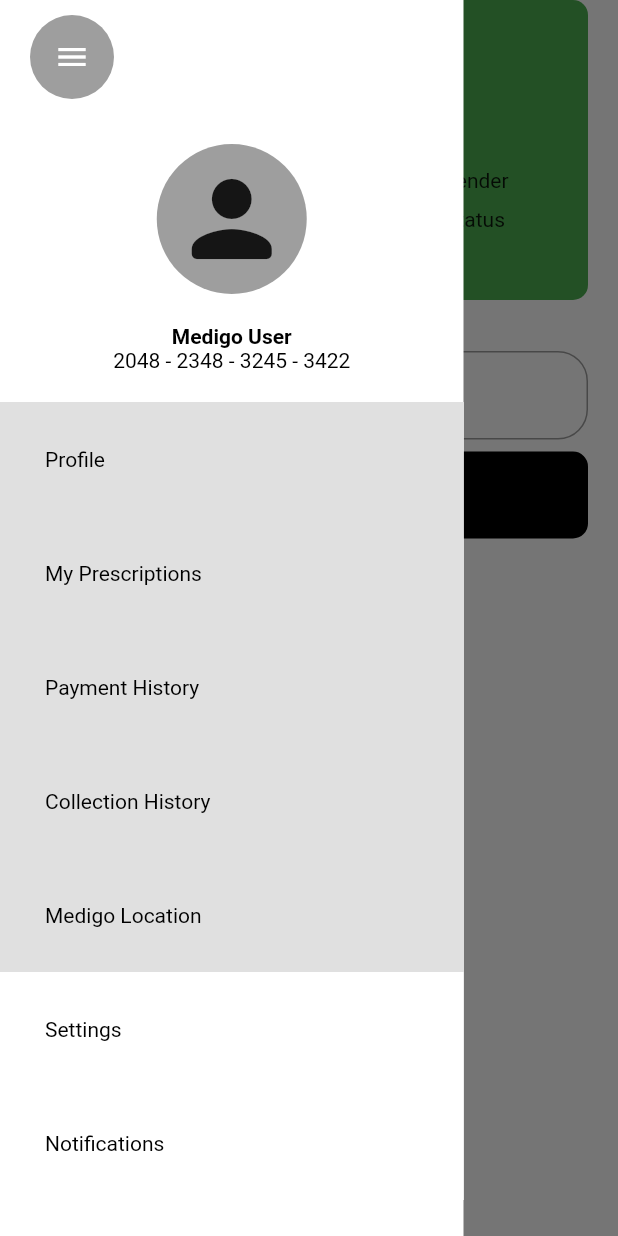
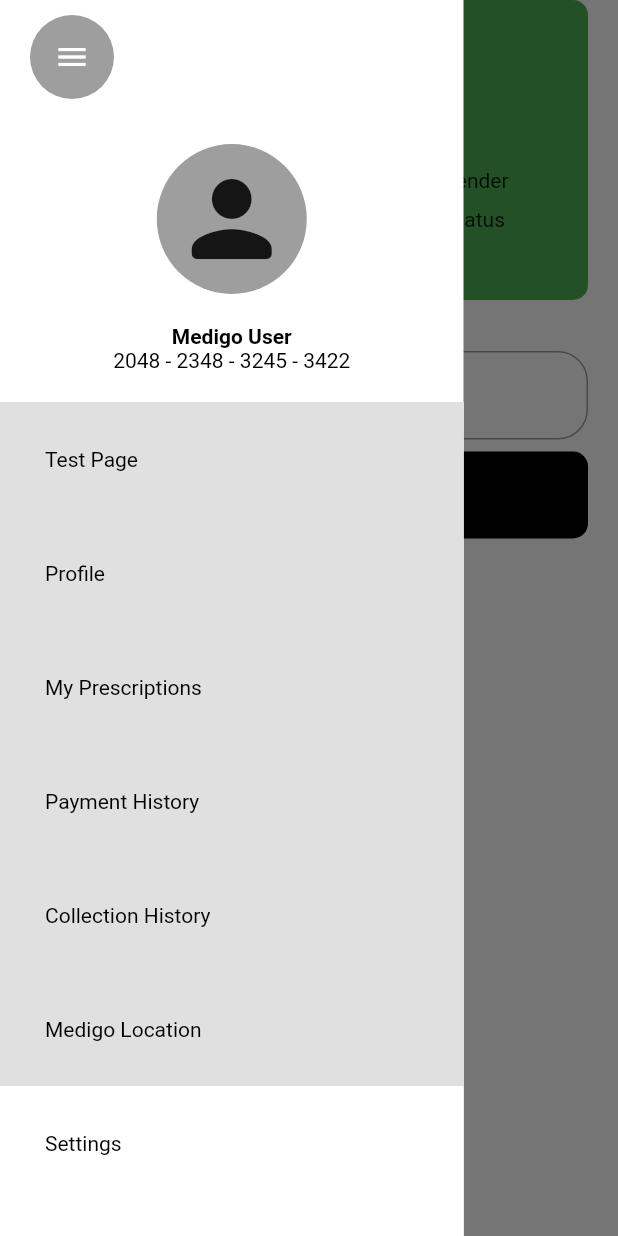
Before and after one commit to SydneyTechnologies/MedigoApp, a Flutter app: the TestScreen screen opened by its route, with the side drawer open, on a phone screen of 412 x 824 dp. Run offline on Flutter 3.47's test engine with Material 2 defaults, Android fonts, the phone set to English and light mode, and no system bars.

Commit message:
feat: made route support to test page :zap:

```diff
--- a/medigo_app/lib/components/sideBar.dart
+++ b/medigo_app/lib/components/sideBar.dart
@@ -69,18 +69,41 @@
       color: Colors.white,
       child: Column(
         children: [
-          SectionTile(name: "Profile"),
-          SectionTile(name: "My Prescriptions"),
-          SectionTile(name: "Payment History"),
-          SectionTile(name: "Collection History"),
-          SectionTile(name: "Medigo Location"),
+          SectionTile(
+            name: "Test Page",
+            onPress: () {
+              Navigator.pushNamed(context, '/test-page');
+            },
+          ),
+          SectionTile(
+            name: "Profile",
+            onPress: () {},
+          ),
+          SectionTile(
+            name: "My Prescriptions",
+            onPress: () {},
+          ),
+          SectionTile(
+            name: "Payment History",
+            onPress: () {},
+          ),
+          SectionTile(
+            name: "Collection History",
+            onPress: () {},
+          ),
+          SectionTile(
+            name: "Medigo Location",
+            onPress: () {},
+          ),
           SectionTile(
             name: "Settings",
             colored: false,
+            onPress: () {},
           ),
           SectionTile(
             name: "Notifications",
             colored: false,
+            onPress: () {},
           ),
         ],
       ),
@@ -89,13 +112,21 @@
 }
 
 class SectionTile extends StatelessWidget {
-  SectionTile({super.key, required this.name, this.colored = true});
+  SectionTile(
+      {super.key,
+      required this.name,
+      this.colored = true,
+      required this.onPress});
   String name;
   bool colored;
 
+  void Function()? onPress;
+
   @override
   Widget build(BuildContext context) {
-    return Container(
+    return GestureDetector(
+      onTap: onPress,
+      child: Container(
         color: (colored) ? Colors.grey.shade300 : Colors.white,
         padding: const EdgeInsets.symmetric(vertical: 30, horizontal: 30),
         child: Row(
@@ -106,6 +137,7 @@
             ),
             Spacer()
           ],
+        ),
       ),
     );
   }
```
Lines whose indentation alone changed are shown as unchanged.
